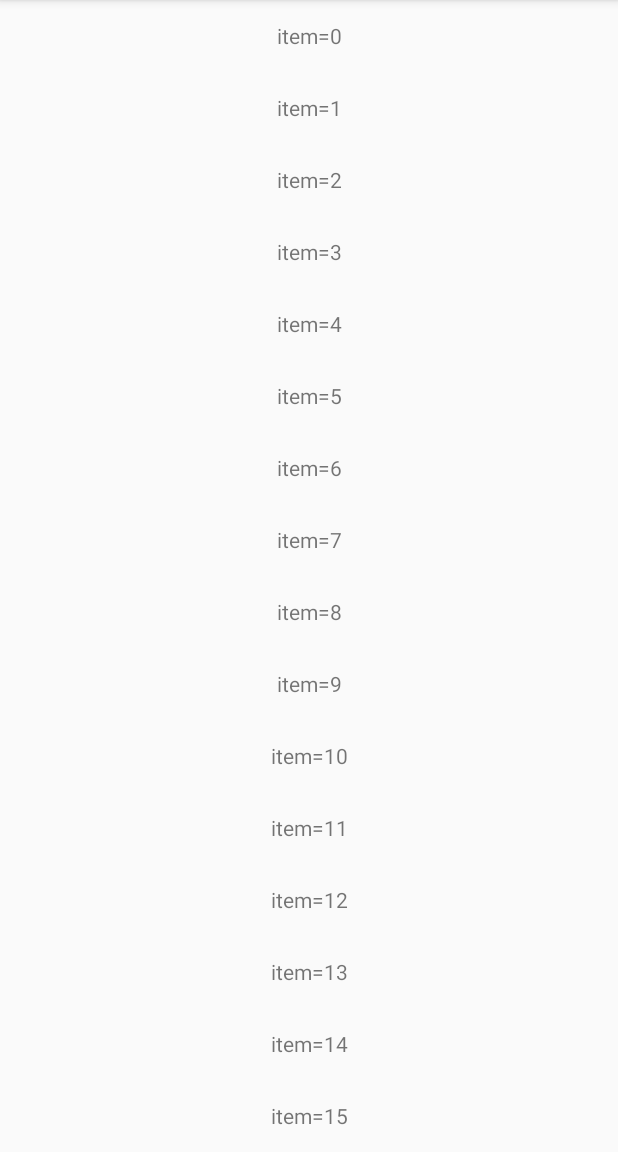
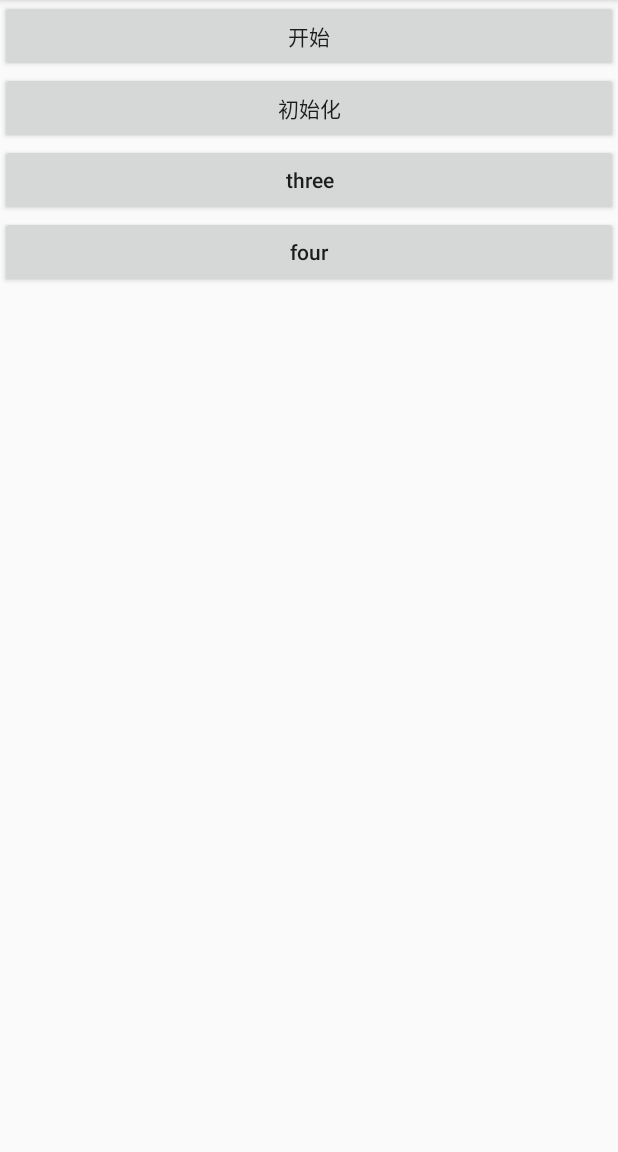
Before and after one commit to yufeilong92/kotlinInterface, an Android app: the screen it shows after launch (MainActivity before the commit, Main2Activity after it), after a tap on an icon or button, on a phone screen of 412 x 824 dp, the part 84-1236 px from its top. Run offline under Robolectric (Android 15) with nearby library versions, the phone set to English and light mode, and no system bars.

Commit message:
跟新文档

```diff
--- a/app/build.gradle
+++ b/app/build.gradle
@@ -25,7 +25,7 @@ android {
 
 dependencies {
     implementation fileTree(dir: 'libs', include: ['*.jar'])
-    implementation"org.jetbrains.kotlin:kotlin-stdlib-jdk7:$kotlin_version"
+    implementation "org.jetbrains.kotlin:kotlin-stdlib-jdk7:$kotlin_version"
     implementation 'androidx.appcompat:appcompat:1.0.2'
     implementation 'androidx.core:core-ktx:1.0.2'
     implementation 'androidx.constraintlayout:constraintlayout:1.1.3'
--- a/app/src/main/AndroidManifest.xml
+++ b/app/src/main/AndroidManifest.xml
@@ -9,6 +9,8 @@
             android:roundIcon="@mipmap/ic_launcher_round"
             android:supportsRtl="true"
             android:theme="@style/AppTheme">
+        <activity android:name=".Main2Activity">
+        </activity>
         <activity android:name=".MainActivity">
             <intent-filter>
                 <action android:name="android.intent.action.MAIN"/>
--- /dev/null
+++ b/app/src/main/java/com/example/myapplication/Main2Activity.kt
@@ -0,0 +1,56 @@
+package com.example.myapplication
+
+import androidx.appcompat.app.AppCompatActivity
+import android.os.Bundle
+import android.util.Log
+import com.example.myapplication.mvp.contract.AContrat
+import kotlinx.android.synthetic.main.activity_main2.*
+import kotlin.random.Random
+
+class Main2Activity : AppCompatActivity() ,AContrat.View{
+    override fun onCreate(savedInstanceState: Bundle?) {
+        super.onCreate(savedInstanceState)
+        setContentView(R.layout.activity_main2)
+        initOnClick()
+    }
+
+    var index: Int = 1
+    fun initOnClick() {
+
+        btn_one.setOnClickListener {
+            val randam=Random
+            val int = randam.nextInt(2)
+            requestListener(int,onSuccesss = {
+                Log.e("===", "onsuccess$it")
+            },onError = {
+                Log.e("===", "onerror$it")
+            })
+        }
+        btn_two.setOnClickListener {
+        }
+        btn_three.setOnClickListener {
+
+        }
+        btn_four.setOnClickListener {
+
+        }
+    }
+
+    fun requestListener(index: Int, onSuccesss: (index:Int) -> Unit, onError: (index:Int) -> Unit) {
+        //请求网络接口
+        if (index  == 0) {
+            onSuccesss(index)
+        } else {
+            onError(index)
+        }
+    }
+    override fun Success(t: Any?) {
+    }
+
+    override fun Error(ex: Throwable) {
+    }
+
+    override fun Complise() {
+    }
+
+}
--- a/app/src/main/java/com/example/myapplication/MainActivity.kt
+++ b/app/src/main/java/com/example/myapplication/MainActivity.kt
@@ -1,6 +1,7 @@
 package com.example.myapplication
 
 import android.annotation.SuppressLint
+import android.content.Intent
 import androidx.appcompat.app.AppCompatActivity
 import android.os.Bundle
 import android.util.Log
@@ -24,6 +25,8 @@ class MainActivity : AppCompatActivity() {
         rlv_content.adapter = adapter
         adapter.setOnUpDateListener { index, str ->
             Log.e("22","=="+str)
+            val intent=Intent(this@MainActivity,Main2Activity::class.java)
+            startActivity(intent)
         }
         adapter.setDateListener {
             Toast.makeText(this@MainActivity,"请求失败",Toast.LENGTH_SHORT).show()
--- a/app/src/main/java/com/example/myapplication/RlvAdapter.kt
+++ b/app/src/main/java/com/example/myapplication/RlvAdapter.kt
@@ -44,7 +44,8 @@ class RlvAdapter(var mContext: Context, var data: MutableList<String>) :
             onUpdataListener?.invoke(2, data[position])
             setDataLisener?.invoke()
             val invoke = getData?.invoke(position, data[position])
-            Log.e("222",""+invoke)
+            Log.e("222", "" + invoke)
+
         }
 
     }
@@ -72,4 +73,6 @@ class RlvAdapter(var mContext: Context, var data: MutableList<String>) :
     }
 
 
+
+
 }
--- a/app/src/main/java/com/example/myapplication/TextOne.kt
+++ b/app/src/main/java/com/example/myapplication/TextOne.kt
@@ -76,4 +76,5 @@ class TextOne {
     }
 
 
+
 }
--- /dev/null
+++ b/app/src/main/res/layout/activity_main2.xml
@@ -0,0 +1,31 @@
+<?xml version="1.0" encoding="utf-8"?>
+<LinearLayout
+        xmlns:android="http://schemas.android.com/apk/res/android"
+        xmlns:tools="http://schemas.android.com/tools"
+        xmlns:app="http://schemas.android.com/apk/res-auto"
+        android:layout_width="match_parent"
+        android:orientation="vertical"
+        android:layout_height="match_parent"
+        tools:context=".Main2Activity">
+<Button android:layout_width="match_parent"
+        android:id="@+id/btn_one"
+        android:text="开始"
+        android:textAllCaps="false"
+        android:layout_height="wrap_content"/>
+<Button android:layout_width="match_parent"
+        android:id="@+id/btn_two"
+        android:text="初始化"
+        android:textAllCaps="false"
+        android:layout_height="wrap_content"/>
+<Button android:layout_width="match_parent"
+        android:id="@+id/btn_three"
+        android:text="three"
+        android:textAllCaps="false"
+        android:layout_height="wrap_content"/>
+<Button android:layout_width="match_parent"
+        android:id="@+id/btn_four"
+        android:textAllCaps="false"
+        android:text="four"
+        android:layout_height="wrap_content"/>
+
+</LinearLayout>
```
Also changed, not shown: app/src/main/java/com/example/myapplication/TextTwo.kt (added, +23 -0 lines), app/src/main/java/com/example/myapplication/mvp/contract/AContrat.kt (added, +27 -0 lines), app/src/main/java/com/example/myapplication/mvp/model/AModel.kt (added, +24 -0 lines), app/src/main/java/com/example/myapplication/mvp/presenter/APresenter.kt (added, +28 -0 lines), 1 other file.
